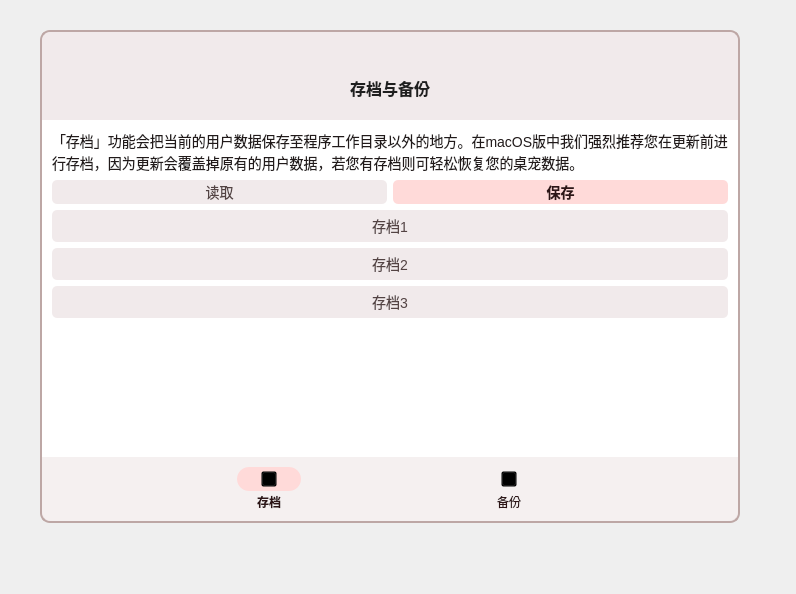
Old version of the form DyberPet/DyberPetBackup/BackupManager.ui in the repository MuGeminorum/DyberGenshinAI-VITS.
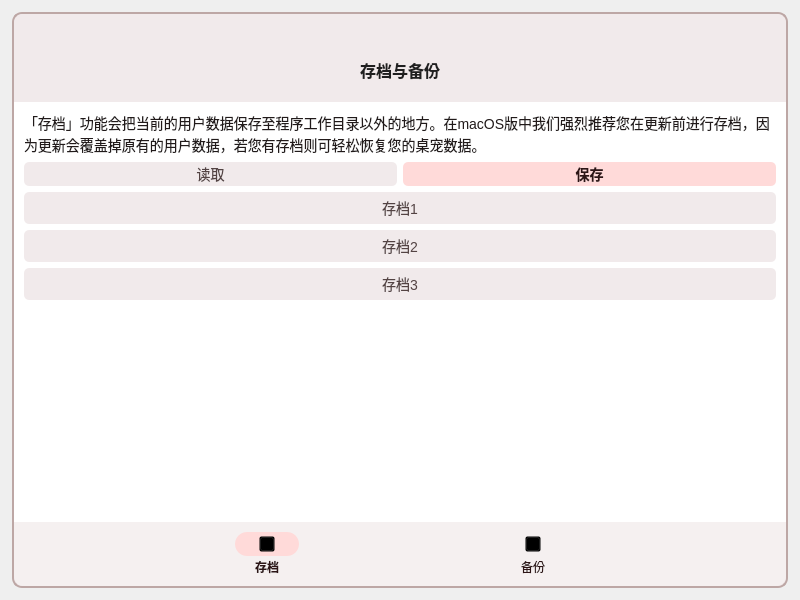
New version of the form. Icons and pictures are not drawn.

Diff of the .ui file:
```diff
--- a/DyberPet/DyberPetBackup/BackupManager.ui
+++ b/DyberPet/DyberPetBackup/BackupManager.ui
@@ -6,8 +6,8 @@
    <rect>
     <x>0</x>
     <y>0</y>
-    <width>796</width>
-    <height>594</height>
+    <width>800</width>
+    <height>600</height>
    </rect>
   </property>
   <property name="windowTitle">
@@ -16,10 +16,10 @@
   <widget class="QFrame" name="dialogContainer">
    <property name="geometry">
     <rect>
-     <x>40</x>
-     <y>30</y>
-     <width>700</width>
-     <height>493</height>
+     <x>12</x>
+     <y>12</y>
+     <width>776</width>
+     <height>576</height>
     </rect>
    </property>
    <property name="styleSheet">
```
